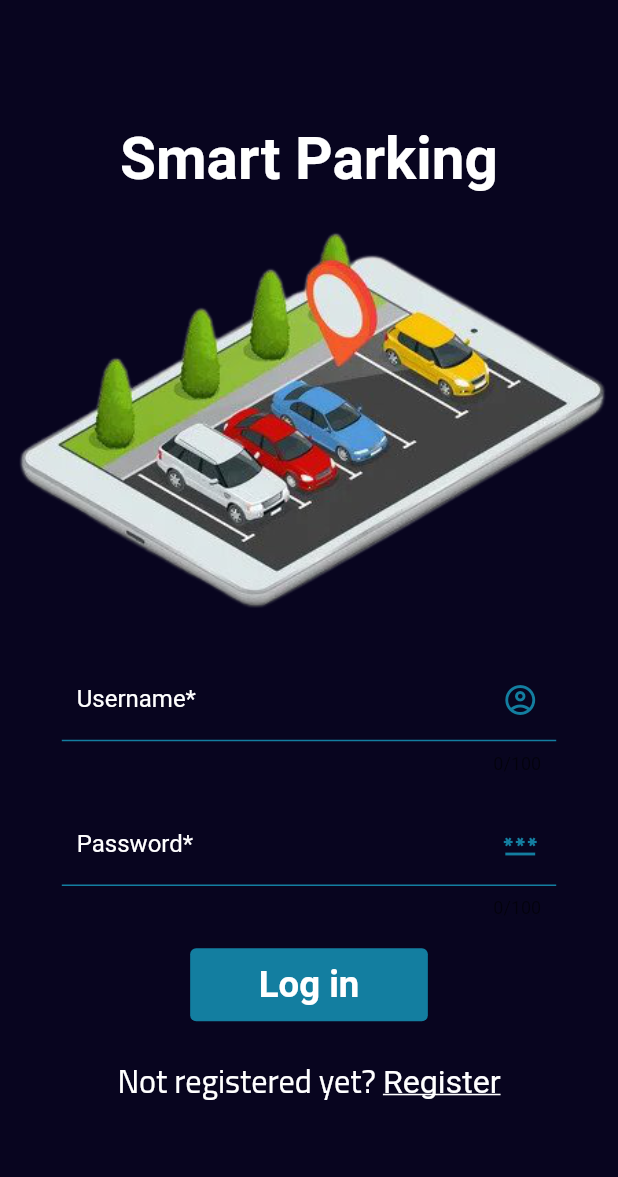
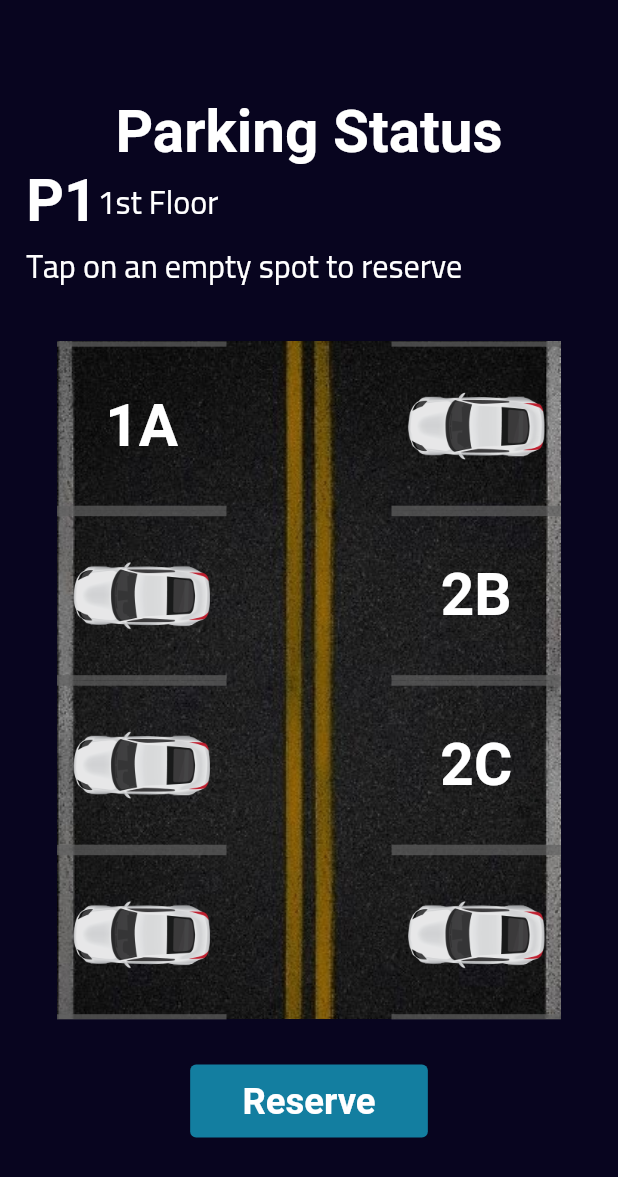
Before and after one commit to aakram181/parking_system, a Flutter app: the screen it shows after launch, on a phone screen of 412 x 824 dp. Shown: the top 1177 px of the screen. Run offline on Flutter 3.47's test engine with Material 2 defaults, Android fonts, the phone set to English and light mode, and no system bars; our stand-ins replace flutter_screenutil.

Commit message:
map screen added with consistent styles

```diff
--- a/lib/main.dart
+++ b/lib/main.dart
@@ -1,4 +1,5 @@
 import 'package:flutter/material.dart';
+import 'package:parking_system/screens/map_page.dart';
 import 'screens/login_screen.dart';
 import 'screens/signup_screen.dart';
 import 'screens/signup_payment.dart';
@@ -21,7 +22,7 @@ class MyApp extends StatelessWidget {
         title: 'Flutter Demo',
         theme:  ThemeData(scaffoldBackgroundColor: const Color(0xFF08051F)),
 
-        home: LoginScreen(),
+        home: MapPage(),
       ),
     );
   }
--- /dev/null
+++ b/lib/screens/map_page.dart
@@ -0,0 +1,143 @@
+import 'package:flutter/cupertino.dart';
+import 'package:flutter/material.dart';
+import 'package:parking_system/widgets/main_button.dart';
+import 'package:parking_system/widgets/parking_card.dart';
+import 'package:parking_system/utils/constants.dart';
+
+
+
+class MapPage extends StatefulWidget {
+  const MapPage({Key? key}) : super(key: key);
+
+  @override
+  _MapPageState createState() => _MapPageState();
+}
+
+class _MapPageState extends State<MapPage> {
+
+  @override
+  Widget build(BuildContext context) {
+
+    var parkingMap = {
+      1: ParkState.empty,
+      2: ParkState.occupied,
+      3: ParkState.occupied,
+      4: ParkState.empty,
+      5: ParkState.occupied,
+      6: ParkState.empty,
+      7: ParkState.occupied,
+      8: ParkState.occupied,
+    };
+
+    void setSelectedIndex(int id) {
+      setState(() {
+        selectedCardID = id;
+        print(selectedCardID);
+      });
+    }
+
+    return Scaffold(
+
+      body: Padding(
+        padding: const EdgeInsets.all(8.0),
+        child: Column(
+          mainAxisAlignment: MainAxisAlignment.center,
+          children: [
+            Text(
+              'Parking Status',
+              style: kTitleTextStyle,
+            ),
+            Padding(
+              padding: const EdgeInsets.only(left: 9.5),
+              child: Column(
+                crossAxisAlignment: CrossAxisAlignment.start,
+                children: [
+                  Row(
+                    children: [
+                      Text(
+                        'P1',
+                        style: kTitleTextStyle,
+                      ),
+                      Text(
+                        '1st Floor',
+                        style: kSubTitleTextStyle,
+                      )
+                    ],
+                  ),
+                  Text('Tap on an empty spot to reserve',style: kSubTitleTextStyle,),
+                ],
+
+              ),
+            ),
+            Padding(
+              padding: const EdgeInsets.all(30.0),
+              child: Container(
+                decoration: BoxDecoration(
+                    image: DecorationImage(
+                  image: AssetImage('images/mapbg.jpg'),
+                  fit: BoxFit.fill,
+                )),
+                child: GridView.count(
+                  padding: EdgeInsets.zero,
+                  scrollDirection: Axis.vertical,
+                  shrinkWrap: true,
+                  mainAxisSpacing: 0,
+                  crossAxisSpacing: 110,
+                  crossAxisCount: 2,
+                  children: [
+                    ParkingCard(
+                      name: '1A',
+                      parkState:parkingMap[1]!,
+                      id: 1,
+                      onPressed: () => setSelectedIndex(1),
+                    ),
+                    ParkingCard(
+                        name: '2A',
+                        parkState: parkingMap[2]!,
+                        id: 2,
+                        onPressed: () => setSelectedIndex(2)),
+                    ParkingCard(
+                        name: '1B',
+                        parkState: parkingMap[3]!,
+                        id: 3,
+                        onPressed: () => setSelectedIndex(3)),
+                    ParkingCard(
+                        name: '2B',
+                        parkState: parkingMap[4]!,
+                        id: 4,
+                        onPressed: () => setSelectedIndex(4)),
+                    ParkingCard(
+                        name: '1C',
+                        parkState: parkingMap[5]!,
+                        id: 5,
+                        onPressed: () => setSelectedIndex(5)),
+                    ParkingCard(
+                        name: '2C',
+                        parkState: parkingMap[6]!,
+                        id: 6,
+                        onPressed: () => setSelectedIndex(6)),
+                    ParkingCard(
+                        name: '1D',
+                        parkState: parkingMap[7]!,
+                        id: 7,
+                        onPressed: () => setSelectedIndex(7)),
+                    ParkingCard(
+                        name: '2D',
+                        parkState: parkingMap[8]!,
+                        id: 8,
+                        onPressed: () => setSelectedIndex(8))
+                  ],
+                ),
+              ),
+            ),
+            mainButton(
+                text: 'Reserve',
+                onPressed: () {
+                  print('switch to reserve screen');
+                }),
+          ],
+        ),
+      ),
+    );
+  }
+}
--- a/lib/utils/constants.dart
+++ b/lib/utils/constants.dart
@@ -1,11 +1,19 @@
 import 'package:flutter/material.dart';
 import 'package:flutter_screenutil/flutter_screenutil.dart';
+
+int selectedCardID=0;
+
+enum ParkState{
+  empty,
+  occupied
+}
 
 TextStyle kButtonTextStyle = TextStyle(
     fontFamily: 'Roboto',
     fontSize: 25.0.sp,
     color: Colors.white,
     fontWeight: FontWeight.w700);
+
 TextStyle kTitleTextStyle = TextStyle(
   fontFamily: 'Roboto',
   fontSize: 40.0.sp,
@@ -19,5 +27,12 @@ TextStyle kSubTitleTextStyle =TextStyle(
   color: Colors.white,
 );
 
+TextStyle kSelectedTextStyle = TextStyle(
+  fontFamily: 'Roboto',
+  fontSize: 40.0.sp,
+  fontWeight: FontWeight.w700,
+  color: Colors.green,
+);
+
 
 Color kButtonColor = Color(0xFF137EA0);
--- /dev/null
+++ b/lib/widgets/parking_card.dart
@@ -0,0 +1,50 @@
+import 'package:flutter/material.dart';
+import 'package:parking_system/utils/constants.dart';
+
+class ParkingCard extends StatelessWidget {
+  String name;
+  ParkState parkState;
+  final Function() onPressed;
+  int id;
+  bool isSelected = false;
+  ParkingCard(
+      {required this.name,
+      required this.parkState,
+      required this.onPressed,
+      required this.id});
+
+  @override
+  Widget build(BuildContext context) {
+    isSelected = selectedCardID == id;
+    return GestureDetector(
+      onTap: parkState == ParkState.empty ? onPressed : null,
+      child: Container(
+        alignment: Alignment.center,
+        child: parkState == ParkState.empty
+            ? Text(
+                name,
+                style: isSelected ? kSelectedTextStyle : kTitleTextStyle,
+              )
+            : Image.asset(
+                'images/car.png',
+              ),
+        decoration: parkState == ParkState.occupied
+            ? BoxDecoration(
+                border: Border.symmetric(
+                    horizontal: BorderSide(color: Colors.grey.shade700.withOpacity(0.7), width: 3.5)),
+              )
+            : BoxDecoration(
+                border: Border.symmetric(
+                  horizontal: BorderSide(
+                    color: isSelected
+                        ? Colors.green.shade600
+                        : Colors.grey.shade700.withOpacity(0.7),
+                    width: 3.5,
+                  ),
+                ),
+              ),
+        padding: EdgeInsets.all(10),
+      ),
+    );
+  }
+}
--- /dev/null
+++ b/lib/widgets/reserve_bottom_button.dart
@@ -0,0 +1,35 @@
+import 'package:flutter/material.dart';
+
+
+class ReserveButton extends StatelessWidget {
+
+  bool buttonVisibility=true;
+
+  ReserveButton({required this.buttonVisibility});
+
+  @override
+  Widget build(BuildContext context) {
+    return Visibility(
+      visible: buttonVisibility,
+      child: GestureDetector(
+        onTap: (){
+          print('switch to reserve screen !');
+        },
+        child: Container(
+        decoration: BoxDecoration(
+          color: Colors.blue,
+        borderRadius: BorderRadius.circular(8),),
+          child: Center(
+            child: Text(
+              'Reserve',
+              style: TextStyle(fontSize: 25),
+            ),
+          ),
+          margin: EdgeInsets.only(top: 10.0),
+          width: 200.0,
+          height: 35.0,
+        ),
+      ),
+    );
+  }
+}
--- a/pubspec.yaml
+++ b/pubspec.yaml
@@ -64,6 +64,8 @@ flutter:
   # To add assets to your application, add an assets section, like this:
   assets:
     - images/parking_img.png
+    - images/car.png
+    - images/mapbg.jpg
 
   # An image asset can refer to one or more resolution-specific "variants", see
   # https://flutter.dev/assets-and-images/#resolution-aware.
```
Also changed, not shown: images/car.png (added), images/mapbg.jpg (added), pubspec.lock, 1 other file.
